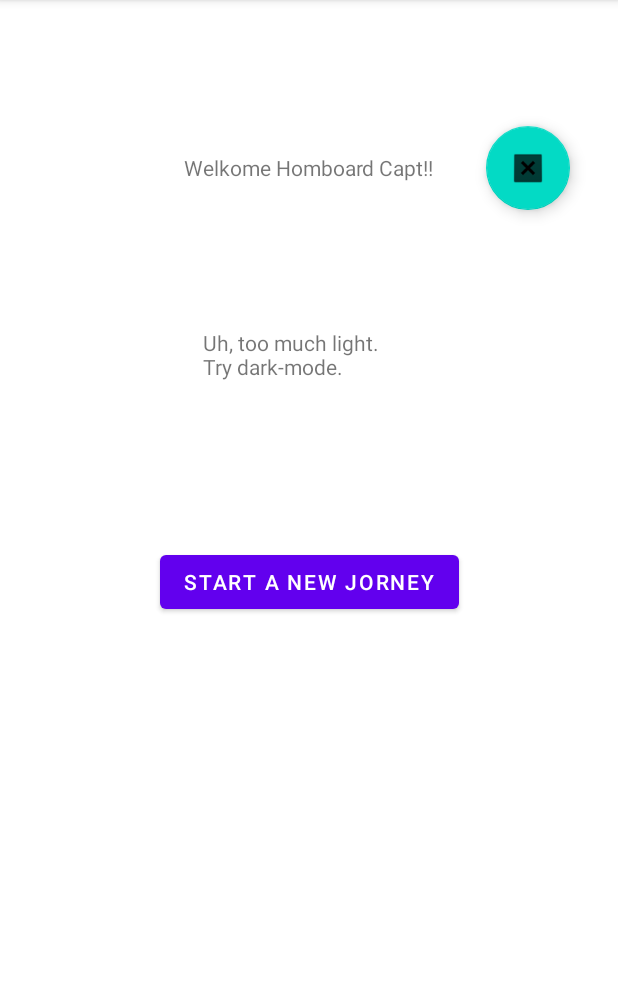
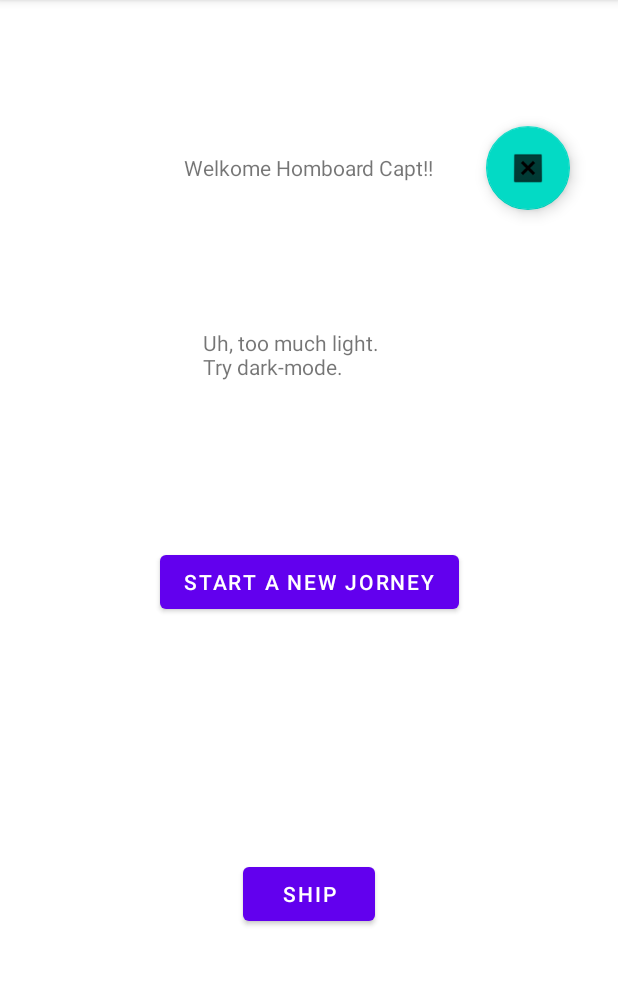
Before and after one commit to Magnani95/NoIdeaButKotlin, an Android app: the screen it shows after launch (MainActivity), on a phone screen of 412 x 824 dp, the part 84-1069 px from its top. Run offline under Robolectric (Android 15) with nearby library versions, the phone set to English and light mode, and no system bars.

Commit message:
Begin with opengles

```diff
--- a/app/src/main/AndroidManifest.xml
+++ b/app/src/main/AndroidManifest.xml
@@ -16,6 +16,7 @@
         android:usesCleartextTraffic="true">
 
 
+
         <activity
             android:name=".MainActivity"
             android:exported="true">
@@ -32,7 +33,10 @@
         <activity android:name=".activities.GameActivity" />
         <activity android:name=".activities.EventActivity" />
         <activity android:name=".activities.FirebaseActivity" />
+        <activity android:name=".activities.OpenGLESActivity" />
 
     </application>
+    <uses-permission android:name="android.permission.INTERNET" />
+    <uses-feature android:glEsVersion="0x00020000" android:required="true" />
 
 </manifest>
--- a/app/src/main/res/layout/main_activity.xml
+++ b/app/src/main/res/layout/main_activity.xml
@@ -54,4 +54,16 @@
         app:layout_constraintTop_toBottomOf="@+id/welcome"
         app:layout_constraintVertical_bias="0.495" />
 
+    <Button
+        android:id="@+id/renderButton"
+        android:layout_width="wrap_content"
+        android:layout_height="wrap_content"
+        android:layout_marginTop="12dp"
+        android:onClick="renderClick"
+        android:text="Ship"
+        app:layout_constraintBottom_toBottomOf="parent"
+        app:layout_constraintEnd_toEndOf="parent"
+        app:layout_constraintStart_toStartOf="parent"
+        app:layout_constraintTop_toBottomOf="@+id/start" />
+
 </androidx.constraintlayout.widget.ConstraintLayout>
```
Also changed, not shown: app/src/main/java/com/example/noideabutkotlin/MainActivity.kt (+12 -2 lines), app/src/main/java/com/example/noideabutkotlin/activities/FirebaseLoginActivity.kt (+27 -38 lines), app/src/main/java/com/example/noideabutkotlin/activities/OpenGLESActivity.kt (added, +55 -0 lines), 1 other file.
